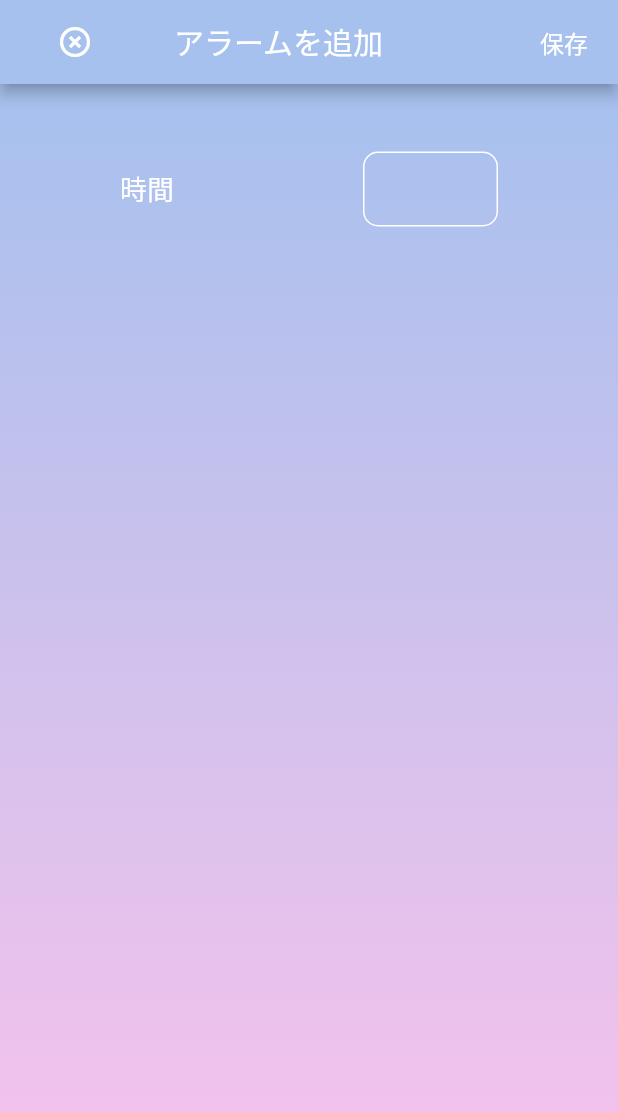
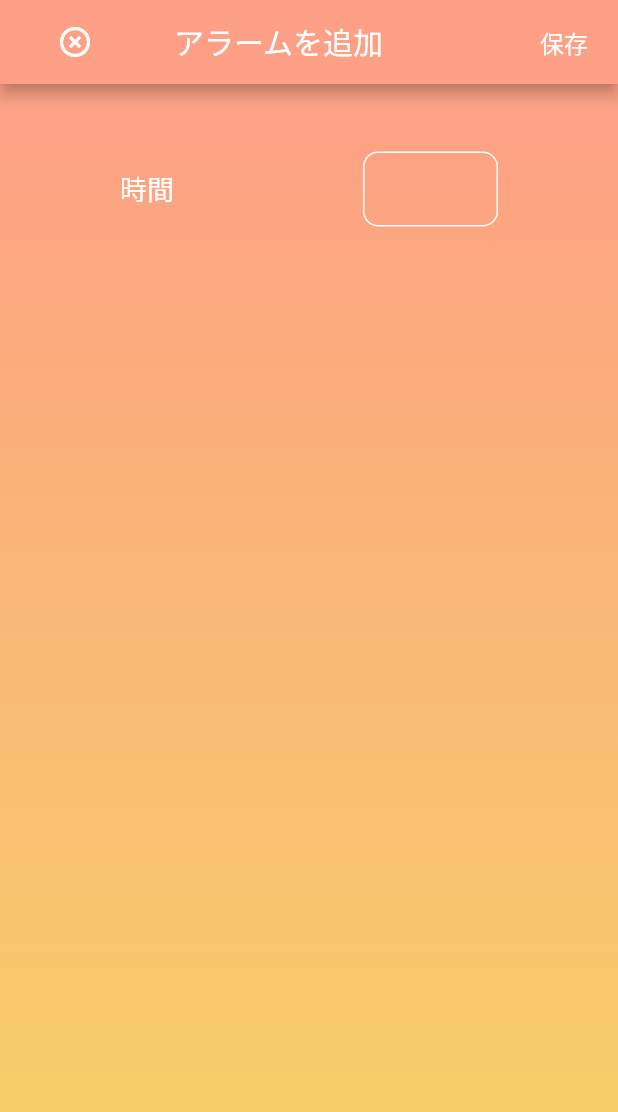
Before and after one commit to uekari/my_app, a Flutter app: the screen it shows after launch, item 4 of the bottom bar chosen, after a tap on the "add circle" icon, on a phone screen of 412 x 824 dp. Shown: the top 1112 px of the screen. Run offline on Flutter 3.47's test engine with Material 2 defaults, Android fonts, the phone set to English and light mode, and no system bars; our stand-ins replace flutter_local_notifications, flutter_slidable, font_awesome_flutter, google_fonts; missing offline and left inert: roulette.

Commit message:
背景追加

```diff
--- a/lib/add_edit_alarm.dart
+++ b/lib/add_edit_alarm.dart
@@ -73,7 +73,7 @@ class _AddEditAlarmPage extends State<AddEditAlarmPage> {
             },
           )
         ],
-        backgroundColor: Color.fromRGBO(166, 193, 238, 1),
+        backgroundColor: Color.fromRGBO(253, 160, 133, 1),
         title: Text("アラームを追加", style: TextStyle(color: Colors.white)),
       ),
       body: Container(
@@ -84,8 +84,8 @@ class _AddEditAlarmPage extends State<AddEditAlarmPage> {
                 begin: Alignment.topCenter,
                 end: Alignment.bottomCenter,
                 colors: [
-              Color.fromRGBO(166, 193, 238, 1),
-              Color.fromRGBO(251, 194, 235, 1),
+              Color.fromRGBO(253, 160, 133, 1),
+              Color.fromRGBO(246, 211, 101, 1),
             ],
                 stops: const [
               0.0,
--- a/lib/home.dart
+++ b/lib/home.dart
@@ -70,8 +70,8 @@ class _HomepageState extends State<Homepage> {
                 begin: Alignment.topCenter,
                 end: Alignment.bottomCenter,
                 colors: [
-              Color.fromRGBO(166, 193, 238, 1),
-              Color.fromRGBO(251, 194, 235, 1),
+              Color.fromRGBO(253, 160, 133, 1),
+              Color.fromRGBO(246, 211, 101, 1),
             ],
                 stops: const [
               0.0,
@@ -80,9 +80,9 @@ class _HomepageState extends State<Homepage> {
         child: CustomScrollView(
           slivers: [
             CupertinoSliverNavigationBar(
-              backgroundColor: Color.fromRGBO(166, 193, 238, 0.3),
+              backgroundColor: Color.fromRGBO(246, 211, 101, 0.3),
               largeTitle: Text(
-                "リスト!",
+                "リスト",
                 style: TextStyle(color: Colors.white),
               ),
               trailing: GestureDetector(
--- a/lib/next.dart
+++ b/lib/next.dart
@@ -7,11 +7,28 @@ class NextPage extends StatelessWidget {
     // TODO: implement build
     return Scaffold(
       appBar: AppBar(
+        backgroundColor: Color.fromRGBO(246, 211, 101, 1),
         title: Text("Home"),
       ),
-      body: Center(
+      body: Container(
+        height: double.infinity,
+        width: double.infinity,
+        decoration: BoxDecoration(
+            gradient: LinearGradient(
+                begin: Alignment.topCenter,
+                end: Alignment.bottomCenter,
+                colors: [
+              Color.fromRGBO(246, 211, 101, 1),
+              Color.fromRGBO(253, 160, 133, 1),
+            ],
+                stops: const [
+              0.0,
+              1.0,
+            ])),
+        child: Center(
           child: Column(
             children: [
+              SizedBox(height: 50),
               Image.asset("img/icon2.png"),
               // Text(
               //   "あやかり隊",
@@ -45,6 +62,7 @@ class NextPage extends StatelessWidget {
             ],
           ),
         ),
+      ),
     );
   }
 }
--- a/lib/next4.dart
+++ b/lib/next4.dart
@@ -16,7 +16,7 @@ class NextPage4 extends StatefulWidget {
 class _TimerState extends State<NextPage4> {
   String _nowtime = '';
   var formatter = DateFormat(
-    'yyyy年MM月dd日\n' + 'HH時mm分ss秒',
+    'yyyy年MM月dd日' + 'HH時mm分ss秒',
   );
   var _timer;
 
@@ -58,8 +58,8 @@ class _TimerState extends State<NextPage4> {
                   begin: Alignment.topCenter,
                   end: Alignment.bottomCenter,
                   colors: [
-                Color.fromRGBO(251, 194, 235, 1),
-                Color.fromRGBO(166, 193, 238, 1),
+                Color.fromRGBO(246, 211, 101, 1),
+                Color.fromRGBO(253, 160, 133, 1),
               ],
                   stops: const [
                 0.0,
@@ -68,7 +68,7 @@ class _TimerState extends State<NextPage4> {
           padding: EdgeInsets.all(20),
           child: ListView(
             children: <Widget>[
-              SizedBox(height: 45),
+              SizedBox(height: 50),
               Container(
                 alignment: Alignment.center,
                 child: Column(
@@ -79,14 +79,14 @@ class _TimerState extends State<NextPage4> {
                         Text(
                           _nowtime.substring(12, 17),
                           style: TextStyle(
-                            fontSize: 100,
+                            fontSize: 70,
                             color: Colors.grey,
                           ),
                         ),
                         Text(
                           _nowtime.substring(17, 19),
                           style: TextStyle(
-                            fontSize: 70,
+                            fontSize: 60,
                             color: Colors.grey,
                           ),
                         )
```
Lines whose indentation alone changed are shown as unchanged.
